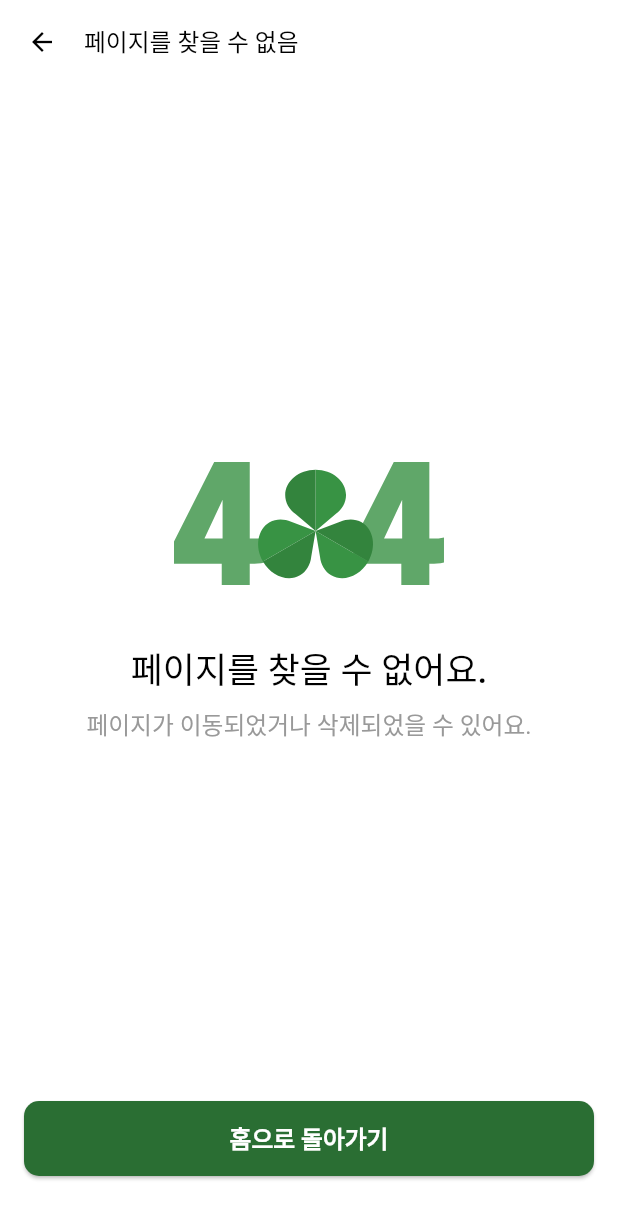
After one commit to Live-2025-Hanium/live_frontend, a Flutter app: the NotFoundScreen screen opened directly, on a phone screen of 412 x 824 dp. The commit adds this screen. Shown: the top 1219 px of the screen. Run offline on Flutter 3.47's test engine with Material 3 defaults, Android fonts, the phone set to English and light mode, and no system bars; our stand-ins replace firebase_core, flutter_dotenv, flutter_riverpod, flutter_screenutil, flutter_svg, gap and 2 more; missing offline and left inert: kakao_flutter_sdk_user, markdown_widget; accounts and stored records are empty; Roboto replaces fonts that are missing (Pretendard).

Commit message:
Feature: theme설정, 에러 스크린 추가, 권한 설정 (#19)
* Design: 기본 theme color scheme 설정

* Feat: 404 에러 페이지 처리

* Feat: Splash 화면 임시 추가

- 안드로이드 12 전용 스플래시 화면 추가 시 적용 예정

* Chore: 앱 권한 설정

```diff
--- a/lib/routers/app_router.dart
+++ b/lib/routers/app_router.dart
@@ -1,6 +1,7 @@
 import 'package:flutter/material.dart';
 import 'package:go_router/go_router.dart';
 import 'package:flutter_riverpod/flutter_riverpod.dart';
+import 'package:live_frontend/screens/404/not_found_screen.dart';
 import 'package:live_frontend/screens/terms/terms_detail/terms_detail_screen.dart';
 import 'package:live_frontend/screens/terms/terms_screen.dart';
 import '../screens/login/login_screen.dart';
@@ -40,6 +41,9 @@ final routerProvider = Provider<GoRouter>((ref) {
 
       return null;
     },
+    errorBuilder: (context, state) {
+      return NotFoundScreen(error: state.error);
+    },
     routes: [
       GoRoute(
         name: 'login',
--- /dev/null
+++ b/lib/screens/404/not_found_screen.dart
@@ -0,0 +1,68 @@
+import 'package:flutter/material.dart';
+import 'package:flutter_svg/flutter_svg.dart';
+import 'package:go_router/go_router.dart';
+import 'package:live_frontend/theme/app_colors.dart';
+import 'package:live_frontend/theme/app_text_styles.dart';
+import 'package:live_frontend/widgets/saeip_app_bar.dart';
+import 'package:gap/gap.dart';
+
+class NotFoundScreen extends StatelessWidget {
+  final GoException? error;
+
+  const NotFoundScreen({super.key, this.error});
+
+  @override
+  Widget build(BuildContext context) {
+    return Scaffold(
+      appBar: SaeipAppBar(title: '페이지를 찾을 수 없음'),
+      body: Container(
+        width: double.infinity,
+        height: double.infinity,
+        padding: const EdgeInsets.symmetric(horizontal: 16),
+        child: Column(
+          mainAxisSize: MainAxisSize.max,
+          mainAxisAlignment: MainAxisAlignment.end,
+          crossAxisAlignment: CrossAxisAlignment.center,
+          children: [
+            SvgPicture.asset('assets/images/404.svg'),
+            const Gap(38),
+            Text(
+              '페이지를 찾을 수 없어요.',
+              style: AppTextStyles.titleMedium(context, color: Colors.black),
+            ),
+            const Gap(8),
+            Text(
+              '페이지가 이동되었거나 삭제되었을 수 있어요.',
+              style: AppTextStyles.bodyRegular(
+                context,
+                color: AppColors.blackBlack4,
+              ),
+            ),
+            const MaxGap(240),
+            ElevatedButton(
+              onPressed: () {
+                context.pushNamed('home');
+              },
+              style: ElevatedButton.styleFrom(
+                shape: RoundedRectangleBorder(
+                  borderRadius: BorderRadius.circular(10),
+                ),
+                backgroundColor: AppColors.greenDark,
+                padding: const EdgeInsets.symmetric(
+                  horizontal: 24,
+                  vertical: 14,
+                ),
+                minimumSize: const Size(double.infinity, 48),
+              ),
+              child: Text(
+                '홈으로 돌아가기',
+                style: AppTextStyles.bodySemibold(context, color: Colors.white),
+              ),
+            ),
+            const MaxGap(40),
+          ],
+        ),
+      ),
+    );
+  }
+}
--- a/lib/screens/terms/terms_screen.dart
+++ b/lib/screens/terms/terms_screen.dart
@@ -1,5 +1,6 @@
 import 'package:flutter/material.dart';
 import 'package:flutter_riverpod/flutter_riverpod.dart';
+import 'package:go_router/go_router.dart';
 import 'package:live_frontend/screens/terms/widgets/term.dart';
 import 'package:live_frontend/theme/app_text_styles.dart';
 import 'package:live_frontend/theme/app_colors.dart';
@@ -146,8 +147,7 @@ class TermsScreenState extends ConsumerState<TermsScreen> {
                 onPressed:
                     agreedToAll
                         ? () {
-                          // Handle agreement submission
-                          //   Navigator.pop(context);
+                          context.push('/error');
                         }
                         : null,
                 style: ElevatedButton.styleFrom(
--- a/pubspec.yaml
+++ b/pubspec.yaml
@@ -43,6 +43,12 @@ dependencies:
   kakao_flutter_sdk_user: ^1.9.7+3
   flutter_dotenv: ^5.2.1
   markdown_widget: ^2.3.2
+  gap: ^3.0.1
+  flutter_native_splash: ^2.4.6
+  permission_handler: ^12.0.0+1
+  image_picker: ^1.1.2
+  camera: ^0.11.1
+  geolocator: ^14.0.1
 
 dev_dependencies:
   flutter_test:
```
Also changed, not shown: flutter_native_splash.yaml (added, +139 -0 lines), lib/app.dart (+16 -5 lines), assets/images/404.svg (added), assets/logo/logo_white.png (added), assets/logo/logo_white.svg (added), pubspec.lock, 3 other files.
